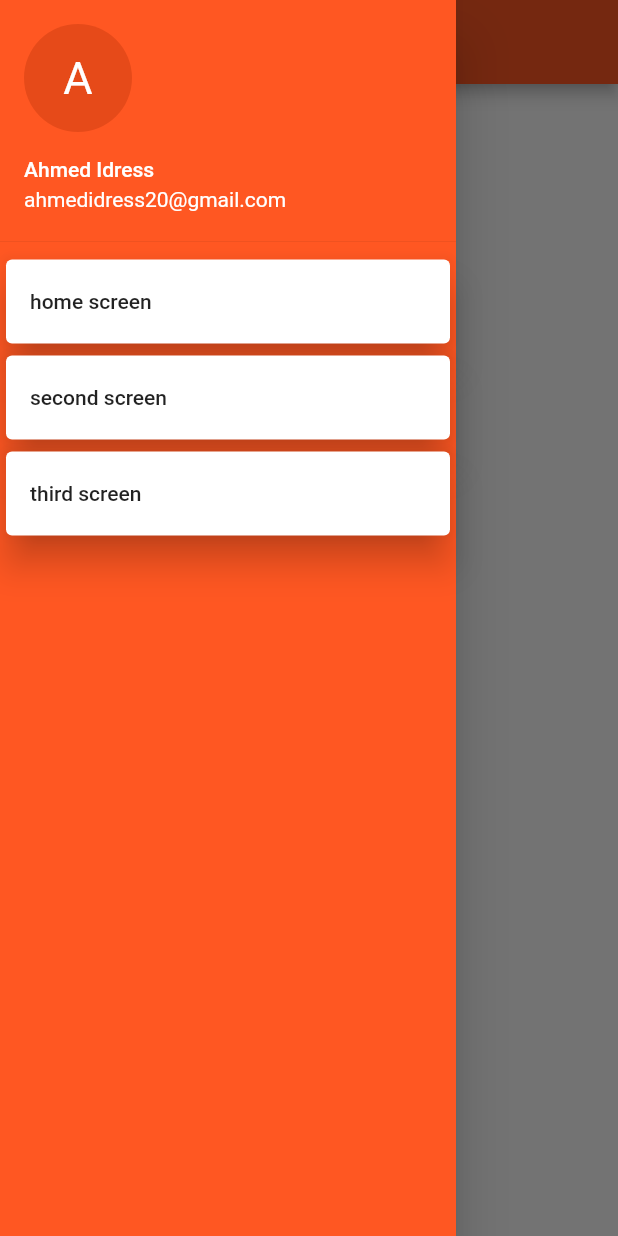
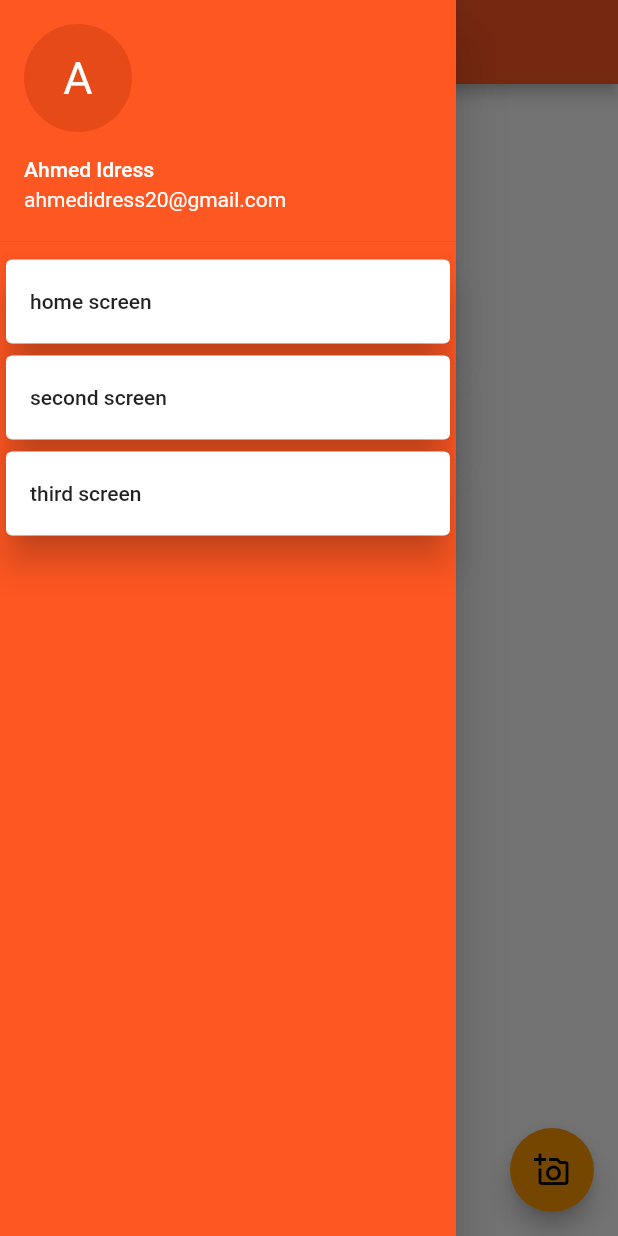
Before and after one commit to AhmedIdress/study_jam2_demo, a Flutter app: the screen it shows after launch, with the side drawer open, on a phone screen of 412 x 824 dp. Run offline on Flutter 3.47's test engine with Material 2 defaults, Android fonts, the phone set to English and light mode, and no system bars.

Commit message:
second commit

```diff
--- a/lib/main.dart
+++ b/lib/main.dart
@@ -1,5 +1,7 @@
 import 'package:flutter/material.dart';
 import 'package:study_jam2/screens/home_screen.dart';
+import 'package:study_jam2/screens/second_screen.dart';
+import 'package:study_jam2/screens/third_screen.dart';
 import 'package:study_jam2/utils/theme.dart';
 
 void main() {
@@ -14,7 +16,12 @@ class MyApp extends StatelessWidget {
     return MaterialApp(
       title: 'Flutter Demo',
       theme: myTheme,
-      home: const HomeScreen(),
+      routes: {
+        '/home':(context)=> const HomeScreen(),
+        '/second':(context)=> const SecondScreen(),
+        '/third':(context)=> const ThirdScreen(),
+      },
+      initialRoute: '/home',
     );
   }
 }
--- a/lib/screens/home_screen.dart
+++ b/lib/screens/home_screen.dart
@@ -1,19 +1,59 @@
 import 'package:flutter/material.dart';
 import 'package:study_jam2/widgets/menu.dart';
+import 'package:http/http.dart' as http;
 
-class HomeScreen extends StatelessWidget {
+
+class HomeScreen extends StatefulWidget {
   const HomeScreen({Key? key}) : super(key: key);
 
   @override
+  State<HomeScreen> createState() => _HomeScreenState();
+}
+
+class _HomeScreenState extends State<HomeScreen> {
+  final List<String> myList = [];
+  @override
   Widget build(BuildContext context) {
     return Scaffold(
-      drawer: MyDrawer(),
+      drawer: const MyDrawer(),
       appBar: AppBar(
-        title: Text('home screen title'),
+        title: const Text('home screen title'),
       ),
-      body: Center(
-        child: Text('home screen'),
+      body:  Center(
+        child: myList.length>0 ? Container(
+          width: MediaQuery.of(context).size.width * 0.9,
+          child: ListView.builder(
+            itemBuilder: (context, index) => buildMyList(
+              myList[index],
+            ),
+          ),
+        ):CircularProgressIndicator(),
+      ),
+      floatingActionButton: FloatingActionButton(
+        onPressed: () => addPhoto(),
+        child: const Icon(
+          Icons.add_a_photo_outlined,
+        ),
       ),
     );
   }
+
+  Widget buildMyList(String img) {
+    return Container(
+      padding: const EdgeInsets.only(
+        bottom: 10,
+      ),
+      child: Card(
+        elevation: 5,
+        child: Image.network(img),
+      ),
+    );
+  }
+
+  addPhoto()
+  {
+    Future.delayed(Duration(seconds: 5,),(){
+      print('5 sec');
+    });
+  }
 }
--- a/lib/widgets/menu.dart
+++ b/lib/widgets/menu.dart
@@ -1,5 +1,3 @@
-import 'dart:html';
-
 import 'package:flutter/material.dart';
 import 'package:study_jam2/widgets/menu_items.dart';
 
@@ -12,19 +10,19 @@ class MyDrawer extends StatelessWidget {
       child: Container(
         color: Theme.of(context).primaryColor,
         child: ListView(
-          children: [
+          children: const [
             UserAccountsDrawerHeader(
-              currentAccountPicture: CircleAvatar(
+              currentAccountPicture:CircleAvatar(
                 radius: 15.0,
-                child: Text(
+                child:Text(
                   'A',
                   style: TextStyle(
                     fontSize: 30.0,
                   ),
                 ),
               ),
-              accountName: Text('Ahmed Idress'),
-              accountEmail: Text('ahmedidress20@gmail.com'),
+              accountName:Text('Ahmed Idress'),
+              accountEmail:Text('ahmedidress20@gmail.com'),
             ),
             MenuItems(),
           ],
--- a/lib/widgets/menu_items.dart
+++ b/lib/widgets/menu_items.dart
@@ -10,22 +10,34 @@ class MenuItems extends StatelessWidget {
         Card(
           elevation: 10.0,
           child: ListTile(
-            title: Text('home screen',),
-            onTap: () {},
+            title: const Text(
+              'home screen',
+            ),
+            onTap: () {
+              Navigator.of(context).pushNamed('/home');
+            },
           ),
         ),
         Card(
           elevation: 10.0,
           child: ListTile(
-            title: Text('second screen',),
-            onTap: () {},
+            title: const Text(
+              'second screen',
+            ),
+            onTap: () {
+              Navigator.of(context).pushNamed('/second');
+            },
           ),
         ),
         Card(
           elevation: 10.0,
           child: ListTile(
-            title: Text('third screen',),
-            onTap: () {},
+            title: const Text(
+              'third screen',
+            ),
+            onTap: () {
+              Navigator.of(context).pushNamed('/third');
+            },
           ),
         ),
       ],
--- a/pubspec.yaml
+++ b/pubspec.yaml
@@ -34,6 +34,7 @@ dependencies:
   # The following adds the Cupertino Icons font to your application.
   # Use with the CupertinoIcons class for iOS style icons.
   cupertino_icons: ^1.0.2
+  http: ^0.13.4
 
 dev_dependencies:
   flutter_test:
```
Also changed, not shown: lib/screens/second_screen.dart (added, +19 -0 lines), lib/screens/third_screen.dart (added, +19 -0 lines), pubspec.lock.
